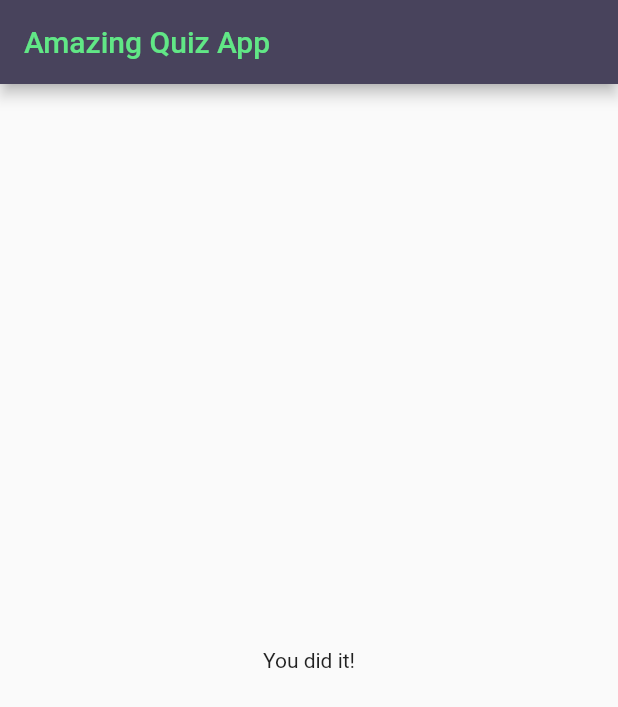
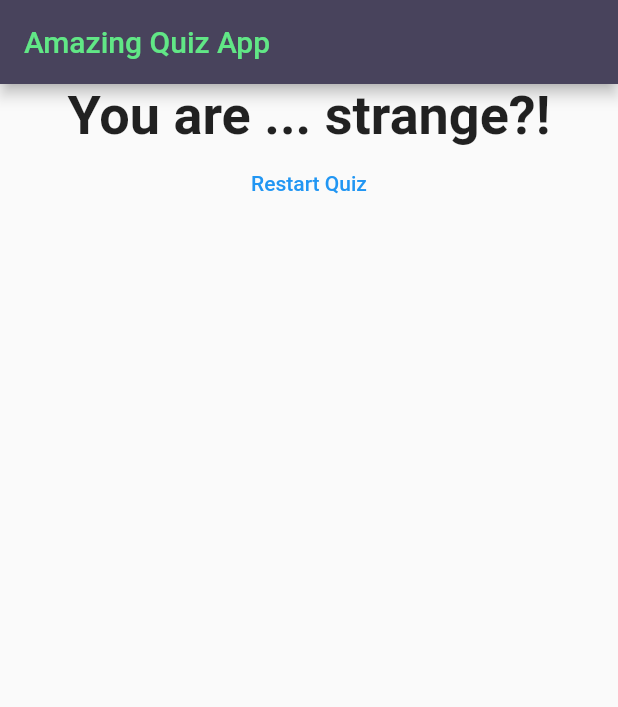
Before and after one commit to stefanowolfs/quiz-app-flutter, a Flutter app: the screen it shows after launch, after a tap on "Blue", after a tap on "Lion", after a tap on "Diego", on a phone screen of 412 x 824 dp. Shown: the top 707 px of the screen. Run offline on Flutter 3.47's test engine with Material 2 defaults, Android fonts, the phone set to English and light mode, and no system bars.

Commit message:
:sparkles: Updating new lessons

```diff
--- a/lib/main.dart
+++ b/lib/main.dart
@@ -16,20 +16,45 @@ class _MyAppState extends State<MyApp> {
   final _questions = const [
     {
       'questionText': 'What\'s your favorite color?',
-      'answers': ['Blue', 'Black', 'Red', 'Green']
+      'answers': [
+        {'text': 'Blue', 'score': 6},
+        {'text': 'Black', 'score': 10},
+        {'text': 'Red', 'score': 8},
+        {'text': 'Green', 'score': 0}
+      ]
     },
     {
       'questionText': 'What\'s your favorite animal?',
-      'answers': ['Snake', 'Lion', 'Turtle', 'Cat']
+      'answers': [
+        {'text': 'Snake', 'score': 10},
+        {'text': 'Lion', 'score': 4},
+        {'text': 'Turtle', 'score': 3},
+        {'text': 'Cat', 'score': 2},
+      ]
     },
     {
       'questionText': 'What\'s your favorite instructor?',
-      'answers': ['Snake', 'Max', 'Diego', 'Felipe']
+      'answers': [
+        {'text': 'Snape', 'score': 10},
+        {'text': 'Max', 'score': 1},
+        {'text': 'Diego', 'score': 4},
+        {'text': 'Felipe', 'score': 2},
+      ]
     },
   ];
   var _questionIndex = 0;
+  var _totalScore = 0;
 
-  void _answerQuestion() {
+  void _resetQuiz() {
+    setState(() {
+      _questionIndex = 0;
+      _totalScore = 0;
+    });
+  }
+
+  void _answerQuestion(int score) {
+    _totalScore += score;
+
     setState(() {
       _questionIndex = _questionIndex + 1;
     });
@@ -58,7 +83,7 @@ class _MyAppState extends State<MyApp> {
                   questions: _questions,
                   questionIndex: _questionIndex,
                 )
-              : Result()),
+              : Result(_totalScore, _resetQuiz)),
     );
   }
 }
--- a/lib/quiz.dart
+++ b/lib/quiz.dart
@@ -18,8 +18,9 @@ class Quiz extends StatelessWidget {
     return Column(
       children: [
         Question(questions[questionIndex]['questionText']),
-        ...(questions[questionIndex]['answers'] as List<String>).map((answer) {
-          return Answer(answerQuestion, answer);
+        ...(questions[questionIndex]['answers'] as List<Map<String, Object>>)
+            .map((answer) {
+          return Answer(() => answerQuestion(answer['score']), answer['text']);
         }).toList(),
       ],
     );
--- a/lib/result.dart
+++ b/lib/result.dart
@@ -1,10 +1,44 @@
 import 'package:flutter/material.dart';
 
 class Result extends StatelessWidget {
+  final int resultScore;
+  final Function resetHandler;
+
+  Result(this.resultScore, this.resetHandler);
+
+  // Normal dart property, but value calculated dynamicaly
+  String get resultPhrase {
+    String resultText;
+
+    resultText = 'You are so bad!';
+    if (resultScore <= 8) {
+      resultText = 'You are awesome and innocent!';
+    } else if (resultScore <= 12) {
+      resultText = 'Pretty likeable!';
+    } else if (resultScore <= 16) {
+      resultText = 'You are ... strange?!';
+    }
+
+    return resultText;
+  }
+
   @override
   Widget build(BuildContext context) {
     return Center(
-      child: Text('You did it!'),
+      child: Column(
+        children: [
+          Text(
+            resultPhrase,
+            style: TextStyle(fontSize: 36, fontWeight: FontWeight.bold),
+            textAlign: TextAlign.center,
+          ),
+          FlatButton(
+            child: Text('Restart Quiz'),
+            textColor: Colors.blue,
+            onPressed: resetHandler,
+          ),
+        ],
+      ),
     );
   }
 }
```
